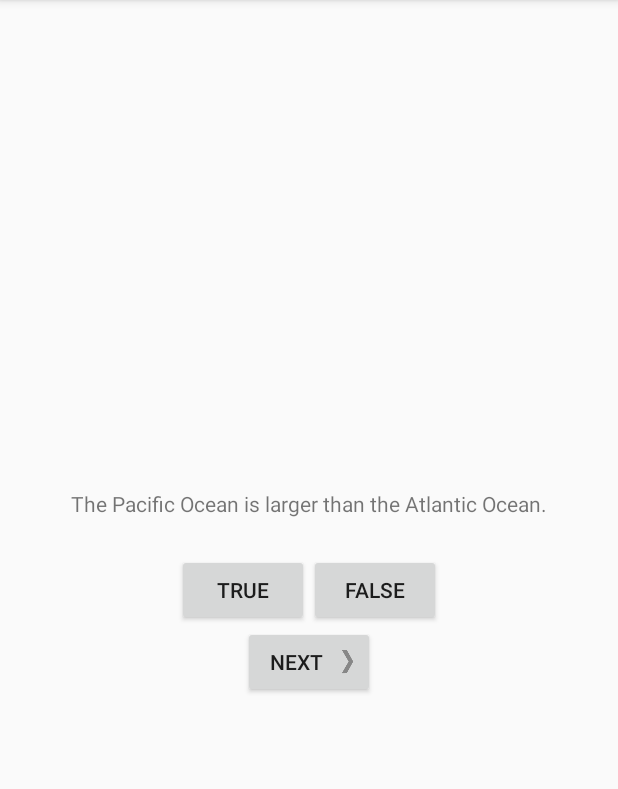
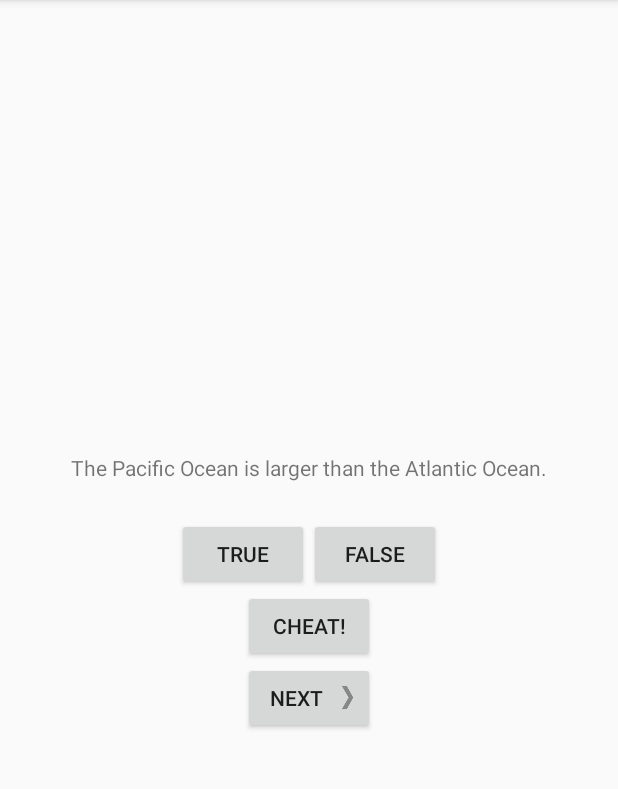
Before and after one commit to meishaoming/trivialcode, an Android app: the screen it shows after launch (QuizActivity), after a tap on "TRUE", on a phone screen of 412 x 824 dp, the part 84-873 px from its top. Run offline under Robolectric (Android 15) with nearby library versions, the phone set to English and light mode, and no system bars.

Commit message:
新增：Android编程权威指南（第2版）第五章例子

```diff
--- a/android/GeoQuiz/app/build.gradle
+++ b/android/GeoQuiz/app/build.gradle
@@ -25,5 +25,6 @@
         exclude group: 'com.android.support', module: 'support-annotations'
     })
     compile 'com.android.support:appcompat-v7:25.0.0'
+    compile 'com.android.support:design:25.0.0'
     testCompile 'junit:junit:4.12'
 }
--- a/android/GeoQuiz/app/src/main/java/com/sammei/geoquiz/QuizActivity.java
+++ b/android/GeoQuiz/app/src/main/java/com/sammei/geoquiz/QuizActivity.java
@@ -1,5 +1,7 @@
 package com.sammei.geoquiz;
 
+import android.app.Activity;
+import android.content.Intent;
 import android.support.v7.app.AppCompatActivity;
 import android.os.Bundle;
 import android.util.Log;
@@ -13,10 +15,12 @@
     private Button mTrueButton;
     private Button mFalseButton;
     private Button mNextButton;
+    private Button mCheatButton;
     private TextView mQuestionTextView;
 
     private static final String TAG = "QuizActivity";
     private static final String KEY_INDEX = "index";
+    private static final int REQUEST_CODE_CHEAT = 0;
 
     private Question[] mQuestionBank = new Question[]{
             new Question(R.string.question_oceans, true),
@@ -27,6 +31,7 @@
     };
 
     private int mCurrentIndex = 0;
+    private boolean mIsCheater;
 
     private void updateQuestion() {
 //        Log.d(TAG, "Updating question text for question #" + mCurrentIndex, new Exception());
@@ -39,10 +44,14 @@
 
         int messageResId = 0;
 
-        if (userPressedTrue == answerIsTrue) {
-            messageResId = R.string.correct_toast;
+        if (mIsCheater) {
+            messageResId = R.string.judgment_toast;
         } else {
-            messageResId = R.string.incorrect_toast;
+            if (userPressedTrue == answerIsTrue) {
+                messageResId = R.string.correct_toast;
+            } else {
+                messageResId = R.string.incorrect_toast;
+            }
         }
         Toast.makeText(QuizActivity.this, messageResId, Toast.LENGTH_SHORT).show();
     }
@@ -75,7 +84,18 @@
             @Override
             public void onClick(View v) {
                 mCurrentIndex = (mCurrentIndex + 1) % mQuestionBank.length;
+                mIsCheater = false;
                 updateQuestion();
+            }
+        });
+
+        mCheatButton = (Button) findViewById(R.id.cheat_button);
+        mCheatButton.setOnClickListener(new View.OnClickListener() {
+            @Override
+            public void onClick(View v) {
+                boolean answerIsTrue = mQuestionBank[mCurrentIndex].isAnswerTrue();
+                Intent i = CheatActivity.newIntent(QuizActivity.this, answerIsTrue);
+                startActivityForResult(i, REQUEST_CODE_CHEAT);
             }
         });
 
@@ -83,6 +103,20 @@
             mCurrentIndex = savedInstanceState.getInt(KEY_INDEX);
         }
         updateQuestion();
+    }
+
+    @Override
+    protected void onActivityResult(int requestCode, int resultCode, Intent data) {
+        if (resultCode != Activity.RESULT_OK) {
+            return;
+        }
+
+        if (requestCode == REQUEST_CODE_CHEAT) {
+            if (data == null) {
+                return;
+            }
+            mIsCheater = CheatActivity.wasAnswershown(data);
+        }
     }
 
     @Override
--- a/android/GeoQuiz/app/src/main/res/layout-land/activity_quiz.xml
+++ b/android/GeoQuiz/app/src/main/res/layout-land/activity_quiz.xml
@@ -31,6 +31,12 @@
     </LinearLayout>
 
     <Button
+        android:id="@+id/cheat_button"
+        android:layout_width="wrap_content"
+        android:layout_height="wrap_content"
+        android:layout_gravity="bottom|center"
+        android:text="@string/cheat_button" />
+    <Button
         android:id="@+id/next_button"
         android:layout_width="wrap_content"
         android:layout_height="wrap_content"
--- a/android/GeoQuiz/app/src/main/res/layout/activity_quiz.xml
+++ b/android/GeoQuiz/app/src/main/res/layout/activity_quiz.xml
@@ -31,6 +31,12 @@
     </LinearLayout>
 
     <Button
+        android:id="@+id/cheat_button"
+        android:layout_width="wrap_content"
+        android:layout_height="wrap_content"
+        android:text="@string/cheat_button" />
+
+    <Button
         android:id="@+id/next_button"
         android:layout_width="wrap_content"
         android:layout_height="wrap_content"
--- a/android/GeoQuiz/app/src/main/res/values/dimens.xml
+++ b/android/GeoQuiz/app/src/main/res/values/dimens.xml
@@ -2,4 +2,5 @@
     <!-- Default screen margins, per the Android Design guidelines. -->
     <dimen name="activity_horizontal_margin">16dp</dimen>
     <dimen name="activity_vertical_margin">16dp</dimen>
+    <dimen name="fab_margin">16dp</dimen>
 </resources>
--- a/android/GeoQuiz/app/src/main/res/values/strings.xml
+++ b/android/GeoQuiz/app/src/main/res/values/strings.xml
@@ -11,4 +11,9 @@
     <string name="question_africa">The source of the Nile River is in Egypt.</string>
     <string name="question_americas">The Amazon River is the longest river in the Americas.</string>
     <string name="question_asia">Lake Baikal is the world\'s oldest and deepest freshwater lake.</string>
+    <string name="warning_text">Are you sure you want to do this?</string>
+    <string name="show_answer_button">Show Answer</string>
+    <string name="cheat_button">Cheat!</string>
+    <string name="judgment_toast">Cheating is wrong.</string>
+    <string name="title_activity_cheat">Cheat</string>
 </resources>
```
Also changed, not shown: android/GeoQuiz/app/src/main/AndroidManifest.xml (+7 -3 lines), android/GeoQuiz/app/src/main/java/com/sammei/geoquiz/CheatActivity.java (added, +61 -0 lines), android/GeoQuiz/app/src/main/res/layout/activity_cheat.xml (added, +30 -0 lines), android/GeoQuiz/app/src/main/res/layout/content_cheat.xml (added, +17 -0 lines), android/GeoQuiz/app/src/main/res/values-v21/styles.xml (added, +9 -0 lines), android/GeoQuiz/app/src/main/res/values/styles.xml (+9 -0 lines).
